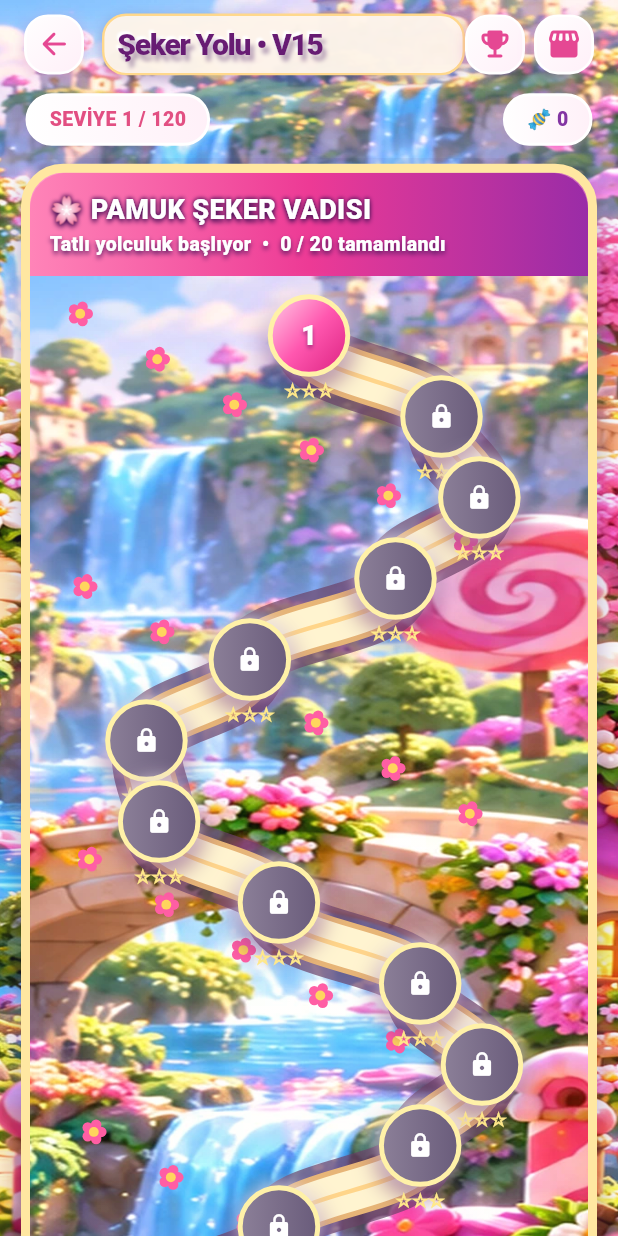
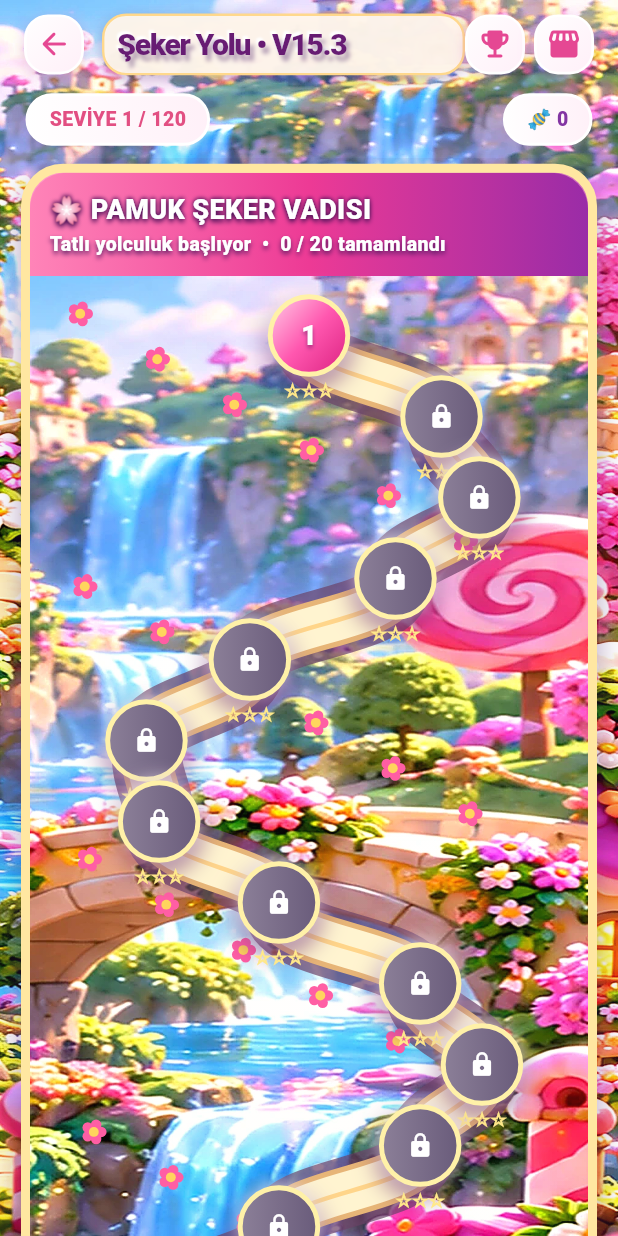
Before and after one commit to fdinc1899/seker-bahcesi, a Flutter app: the screen it shows after launch, item 4 of the bottom bar chosen, on a phone screen of 412 x 824 dp. Run offline on Flutter 3.47's test engine with Material 3 defaults, Android fonts, the phone set to English and light mode, and no system bars; our stand-ins replace audioplayers, shared_preferences.

Commit message:
feat: V15.3 clearer candy map and event sheet

```diff
--- a/lib/main.dart
+++ b/lib/main.dart
@@ -881,7 +881,7 @@ class _SugarGardenState extends State<SugarGarden>
         borderRadius: BorderRadius.vertical(top: Radius.circular(26))),
       builder: (sheetContext) => StatefulBuilder(
         builder: (context, refresh) => SafeArea(child: SizedBox(
-          height: MediaQuery.sizeOf(context).height * .78,
+          height: MediaQuery.sizeOf(context).height * .90,
           child: Column(children: [
             const SizedBox(height: 16),
             Container(
@@ -900,7 +900,7 @@ class _SugarGardenState extends State<SugarGarden>
                 children: [
                   Icon(Icons.emoji_events_rounded, color: Color(0xFFFFE19B), size: 29),
                   SizedBox(width: 8),
-                  Flexible(child: Text('ETKİNLİK MERKEZİ  •  V9',
+                  Flexible(child: Text('ETKİNLİK MERKEZİ',
                     textAlign: TextAlign.center,
                     style: TextStyle(fontSize: 21, fontWeight: FontWeight.w900,
                       color: Colors.white,
@@ -1010,7 +1010,7 @@ class _SugarGardenState extends State<SugarGarden>
         const Row(children: [
           Icon(Icons.casino_rounded, color: Color(0xFFB742BB), size: 29),
           SizedBox(width: 8),
-          Expanded(child: Text('GÜNLÜK ŞANS ÇARKI  •  V9',
+          Expanded(child: Text('GÜNLÜK ŞANS ÇARKI',
             style: TextStyle(fontSize: 17, fontWeight: FontWeight.w900,
               color: Color(0xFF712179)))),
         ]),
@@ -1057,7 +1057,7 @@ class _SugarGardenState extends State<SugarGarden>
         const Row(children: [
           Icon(Icons.auto_awesome_rounded, color: Color(0xFFE83D9A), size: 24),
           SizedBox(width: 7),
-          Expanded(child: Text('ŞEKER KOLEKSİYONU  •  V9',
+          Expanded(child: Text('ŞEKER KOLEKSİYONU',
             style: TextStyle(fontSize: 17, fontWeight: FontWeight.w900,
               color: Color(0xFF6F257A)))),
         ]),
@@ -1351,8 +1351,8 @@ class _SugarGardenState extends State<SugarGarden>
             Positioned.fill(
               child: Image.asset(
                 _page == ViewPage.map
-                    ? 'assets/images/v15_candy_world.webp'
-                    : 'assets/images/v15_candy_world.webp',
+                    ? 'assets/images/v15_3_world.webp'
+                    : 'assets/images/v15_3_world.webp',
                 fit: BoxFit.cover,
                 filterQuality: FilterQuality.high,
                 errorBuilder: (context, error, stackTrace) =>
@@ -1647,7 +1647,7 @@ class _SugarGardenState extends State<SugarGarden>
               boxShadow: const [BoxShadow(color: Color(0x4D52246A),
                 blurRadius: 7, offset: Offset(0, 3))],
             ),
-            child: Text('Şeker Yolu • V15', maxLines: 1,
+            child: Text('Şeker Yolu • V15.3', maxLines: 1,
               overflow: TextOverflow.ellipsis,
               style: _titleStyle(20, const Color(0xFF671C73))),
           )),
@@ -1717,7 +1717,7 @@ class _SugarGardenState extends State<SugarGarden>
               final width = constraints.maxWidth;
               return Stack(children: [
                 const Positioned.fill(child: Image(
-                  image: AssetImage('assets/images/v15_candy_world.webp'),
+                  image: AssetImage('assets/images/v15_3_world.webp'),
                   fit: BoxFit.cover,
                   filterQuality: FilterQuality.high,
                 )),
@@ -1828,7 +1828,7 @@ class _SugarGardenState extends State<SugarGarden>
                 ),
                 child: Column(crossAxisAlignment: CrossAxisAlignment.start,
                   children: [
-                    Text('BÖLÜM ${g.level}  •  V15', maxLines: 1,
+                    Text('BÖLÜM ${g.level}  •  V15.3', maxLines: 1,
                       style: const TextStyle(fontSize: 11,
                         fontWeight: FontWeight.w900, letterSpacing: .5,
                         color: Color(0xFF64236D))),
--- a/pubspec.yaml
+++ b/pubspec.yaml
@@ -1,8 +1,7 @@
 name: seker_bahcesi
 description: Ozgun, animasyonlu, bolumlu Turkce seker eslestirme oyunu.
 publish_to: 'none'
-version: 2.8.2+21
-
+version: 2.8.3+22
 environment:
   sdk: '>=3.4.0 <4.0.0'
 
```
Also changed, not shown: assets/images/v15_3_world.webp (added).
